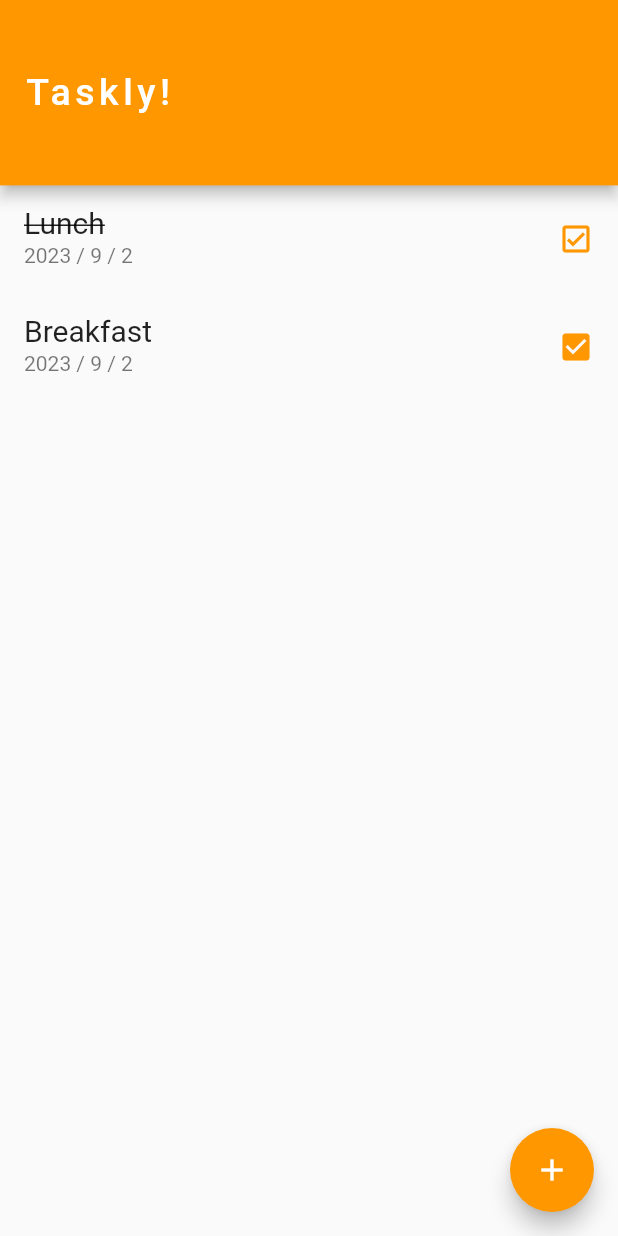
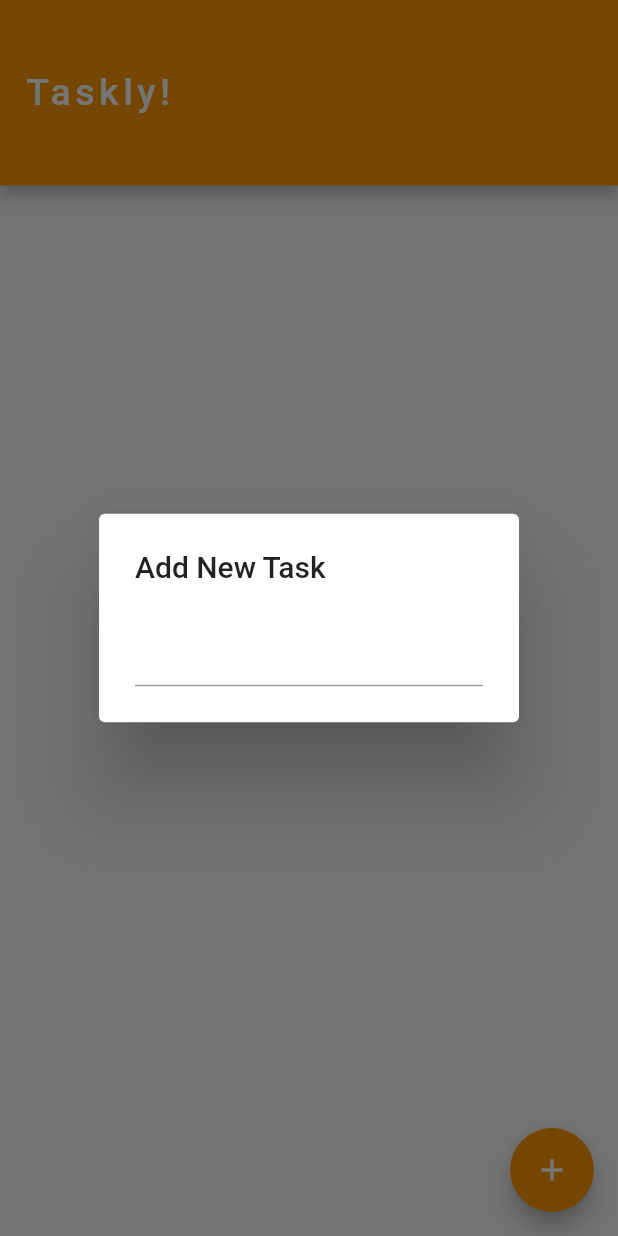
Before and after one commit to maan6540/Taskly-Flutter, a Flutter app: the screen it shows after launch, after a tap on the "add" icon, on a phone screen of 412 x 824 dp. Run offline on Flutter 3.47's test engine with Material 2 defaults, Android fonts, the phone set to English and light mode, and no system bars; our stand-ins replace hive_flutter; accounts and stored records are empty.

Commit message:
First Commit

```diff
--- a/lib/homescreen.dart
+++ b/lib/homescreen.dart
@@ -1,4 +1,7 @@
 import 'package:flutter/material.dart';
+// import 'package:flutter/services.dart';
+import 'package:hive_flutter/hive_flutter.dart';
+import 'package:todoplus/Models/task.dart';
 
 class HomeScreen extends StatefulWidget {
   const HomeScreen({super.key});
@@ -10,6 +13,12 @@ class HomeScreen extends StatefulWidget {
 class _HomeScreenState extends State<HomeScreen> {
   // ignore: unused_field
   late double _devicewidth, _deviceheight;
+  // ignore: unused_field
+  Box? _box;
+  // ignore: unused_field
+  String? _newTaskContent;
+
+  Color mycolor = Colors.orange;
 
   _HomeScreenState();
 
@@ -17,7 +26,7 @@ class _HomeScreenState extends State<HomeScreen> {
   Widget build(BuildContext context) {
     _deviceheight = MediaQuery.of(context).size.height;
     _devicewidth = MediaQuery.of(context).size.width;
-
+    // print(_newTaskContent);
     return Scaffold(
       appBar: AppBar(
         toolbarHeight: _deviceheight * 0.15,
@@ -30,52 +39,134 @@ class _HomeScreenState extends State<HomeScreen> {
           ),
         ),
       ),
-      body: _taskList(),
+      body: _taskView(),
       floatingActionButton: _actionButton(),
     );
   }
 
   // TaskList Function to Create Task
   Widget _taskList() {
-    return ListView(
-      children: [
-        ListTile(
-          title: const Text(
-            'Lunch',
-            style:
-                TextStyle(decoration: TextDecoration.lineThrough, fontSize: 20),
+    // Task _newTask =
+    //     Task(content: 'Go To Gym', timestamp: DateTime.now(), done: false);
+    // _box?.add(_newTask.toMap());
+    List tasks = _box!.values.toList();
+    return ListView.builder(
+      itemCount: tasks.length,
+      itemBuilder: (BuildContext _context, int _index) {
+        var task = Task.fromMap(tasks[_index]);
+        return ListTile(
+          title: Text(
+            task.content,
+            style: TextStyle(
+                decoration: task.done
+                    ? TextDecoration.lineThrough
+                    : TextDecoration.none,
+                fontSize: 20),
           ),
           subtitle: Text(
-              '${DateTime.now().year} / ${DateTime.now().month} / ${DateTime.now().day}'),
-          trailing: const Icon(
-            Icons.check_box_outlined,
-            color: Colors.orange,
+              '${task.timestamp.year} / ${task.timestamp.month} / ${task.timestamp.minute}'),
+          trailing: Icon(
+            task.done
+                ? Icons.check_box_outlined
+                : Icons.check_box_outline_blank,
+            color: mycolor,
           ),
-        ),
-        ListTile(
-          title: const Text(
-            'Breakfast',
-            style: TextStyle(decoration: TextDecoration.none, fontSize: 20),
-          ),
-          subtitle: Text(
-              '${DateTime.now().year} / ${DateTime.now().month} / ${DateTime.now().day}'),
-          trailing: const Icon(
-            Icons.check_box,
-            color: Colors.orange,
-          ),
-        ),
-      ],
+          onTap: () {
+            task.done = !task.done;
+            _box!.putAt(
+              _index,
+              task.toMap(),
+            );
+            setState(() {});
+          },
+          onLongPress: () {
+            _box!.deleteAt(_index);
+            setState(() {});
+          },
+        );
+      },
+    );
+
+    // ListView(
+    //   children: [
+    //     ListTile(
+    //       title: const Text(
+    //         'Breakfast',
+    //         style: TextStyle(decoration: TextDecoration.none, fontSize: 20),
+    //       ),
+    //       subtitle: Text(
+    //           '${DateTime.now().year} / ${DateTime.now().month} / ${DateTime.now().day}'),
+    //       trailing: const Icon(
+    //         Icons.check_box,
+    //         color: Colors.orange,
+    //       ),
+    //     ),
+    //   ],
+    // );
+  }
+
+  Widget _taskView() {
+    Hive.openBox;
+    return FutureBuilder(
+      future: Hive.openBox('task'),
+      // future: Future.delayed(
+      //   const Duration(seconds: 2),
+      // ),
+      builder: (BuildContext context, AsyncSnapshot snapshot) {
+        if (snapshot.hasData) {
+          _box = snapshot.data;
+          return _taskList();
+        } else {
+          return const Center(
+            child: CircularProgressIndicator(),
+          );
+        }
+      },
     );
   }
 
   // Action Button Function to Create Floating Action Button
   Widget _actionButton() {
     return FloatingActionButton(
-      onPressed: () {},
+      onPressed: _displayTaskPopup,
       child: const Icon(
         Icons.add,
         color: Colors.white,
       ),
     );
   }
+
+  void _displayTaskPopup() {
+    showDialog(
+      context: context,
+      // ignore: no_leading_underscores_for_local_identifiers
+      builder: (BuildContext _context) {
+        return AlertDialog(
+          title: const Text('Add New Task'),
+          content: TextField(
+            onSubmitted: (value) {
+              if (_newTaskContent != null) {
+                var task = Task(
+                    content: _newTaskContent!,
+                    timestamp: DateTime.now(),
+                    done: false);
+                _box!.add(task.toMap());
+                setState(() {
+                  _newTaskContent = null;
+                  Navigator.pop(context);
+                });
+              }
+            },
+            onChanged: (value) {
+              setState(
+                () {
+                  _newTaskContent = value;
+                },
+              );
+            },
+          ),
+        );
+      },
+    );
+  }
 }
```
